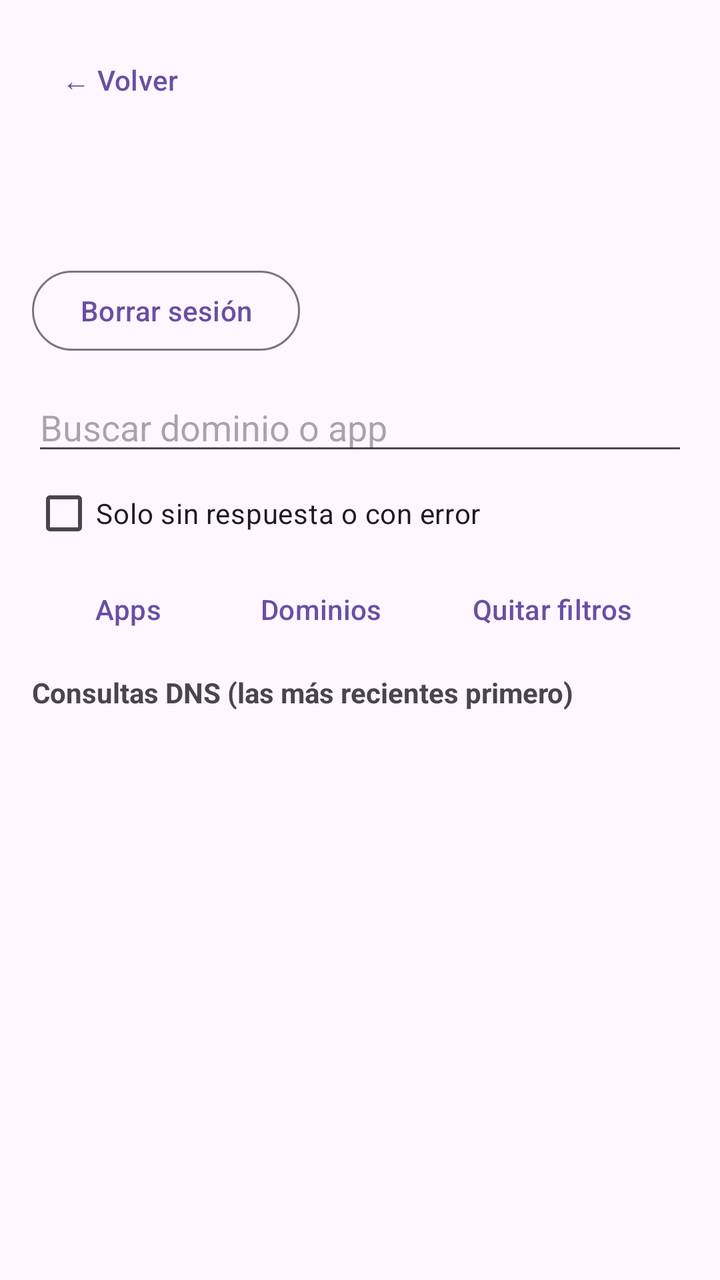
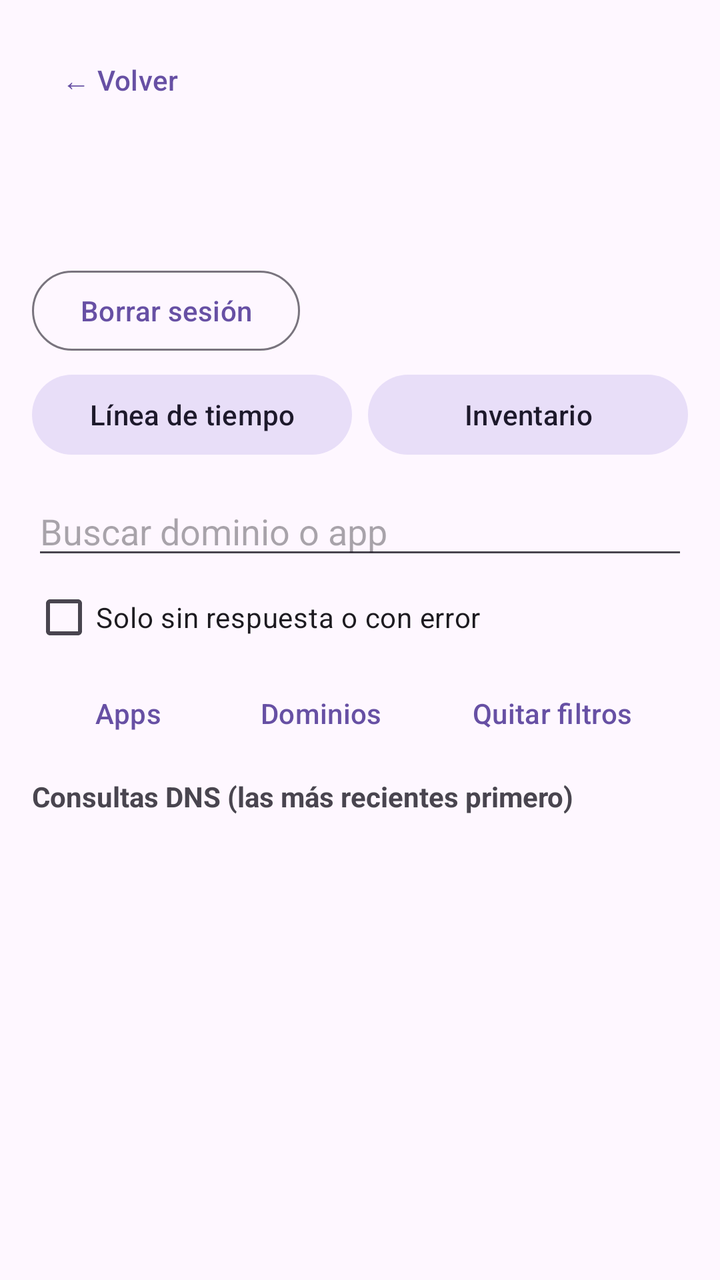

Before-and-after screenshots of an Android layout around one commit, followed by the original layout XML and the change that was made.
<!-- AndroidManifest.xml: application theme Theme.Vigia -->
<!-- res/layout/activity_session_detail.xml -->
<?xml version="1.0" encoding="utf-8"?>
<LinearLayout xmlns:android="http://schemas.android.com/apk/res/android"
    android:layout_width="match_parent"
    android:layout_height="match_parent"
    android:orientation="vertical"
    android:padding="16dp">

    <com.google.android.material.button.MaterialButton
        android:id="@+id/btnVolver"
        style="@style/Widget.Material3.Button.TextButton"
        android:layout_width="wrap_content"
        android:layout_height="wrap_content"
        android:text="@string/volver" />

    <TextView
        android:id="@+id/detTitulo"
        android:layout_width="match_parent"
        android:layout_height="wrap_content"
        android:textSize="24sp"
        android:textStyle="bold" />

    <TextView
        android:id="@+id/detResumen"
        android:layout_width="match_parent"
        android:layout_height="wrap_content"
        android:layout_marginTop="8dp"
        android:textSize="14sp" />

    <com.google.android.material.button.MaterialButton
        android:id="@+id/btnBorrar"
        style="@style/Widget.Material3.Button.OutlinedButton"
        android:layout_width="wrap_content"
        android:layout_height="wrap_content"
        android:layout_marginTop="8dp"
        android:text="@string/borrar" />

    <EditText
        android:id="@+id/etBuscar"
        android:layout_width="match_parent"
        android:layout_height="wrap_content"
        android:layout_marginTop="12dp"
        android:hint="@string/buscar_hint"
        android:importantForAutofill="no"
        android:inputType="text"
        android:maxLines="1" />

    <com.google.android.material.checkbox.MaterialCheckBox
        android:id="@+id/chkFallidas"
        android:layout_width="match_parent"
        android:layout_height="wrap_content"
        android:text="@string/solo_fallidas" />

    <LinearLayout
        android:layout_width="match_parent"
        android:layout_height="wrap_content"
        android:orientation="horizontal">

        <com.google.android.material.button.MaterialButton
            android:id="@+id/btnApps"
            style="@style/Widget.Material3.Button.TextButton"
            android:layout_width="0dp"
            android:layout_height="wrap_content"
            android:layout_weight="1"
            android:text="@string/btn_apps" />

        <com.google.android.material.button.MaterialButton
            android:id="@+id/btnDominios"
            style="@style/Widget.Material3.Button.TextButton"
            android:layout_width="0dp"
            android:layout_height="wrap_content"
            android:layout_weight="1"
            android:text="@string/btn_dominios" />

        <com.google.android.material.button.MaterialButton
            android:id="@+id/btnLimpiar"
            style="@style/Widget.Material3.Button.TextButton"
            android:layout_width="0dp"
            android:layout_height="wrap_content"
            android:layout_weight="1.4"
            android:text="@string/quitar_filtros" />
    </LinearLayout>

    <TextView
        android:id="@+id/detFiltro"
        android:layout_width="match_parent"
        android:layout_height="wrap_content"
        android:textSize="13sp"
        android:visibility="gone" />

    <TextView
        android:layout_width="match_parent"
        android:layout_height="wrap_content"
        android:layout_marginTop="8dp"
        android:text="@string/cabecera_eventos"
        android:textSize="14sp"
        android:textStyle="bold" />

    <TextView
        android:id="@+id/detVacio"
        android:layout_width="match_parent"
        android:layout_height="wrap_content"
        android:layout_marginTop="8dp"
        android:text="@string/sin_eventos"
        android:textSize="14sp"
        android:visibility="gone" />

    <ListView
        android:id="@+id/listaEventos"
        android:layout_width="match_parent"
        android:layout_height="0dp"
        android:layout_marginTop="4dp"
        android:layout_weight="1" />
</LinearLayout>
<!-- resources referenced by this layout -->
<resources>
  <string name="borrar">Borrar sesión</string>
  <string name="btn_apps">Apps</string>
  <string name="btn_dominios">Dominios</string>
  <string name="buscar_hint">Buscar dominio o app</string>
  <string name="cabecera_eventos">Consultas DNS (las más recientes primero)</string>
  <string name="quitar_filtros">Quitar filtros</string>
  <string name="sin_eventos">Esta sesión no tiene consultas registradas.</string>
  <string name="solo_fallidas">Solo sin respuesta o con error</string>
  <string name="volver">← Volver</string>
  <style name="Theme.Vigia" parent="Theme.Material3.DayNight.NoActionBar" />
</resources>

<!-- the commit's change to res/layout/activity_session_detail.xml (unified diff, before → after) -->
@@ -33,6 +33,30 @@
         android:layout_height="wrap_content"
         android:layout_marginTop="8dp"
         android:text="@string/borrar" />
+
+    <LinearLayout
+        android:layout_width="match_parent"
+        android:layout_height="wrap_content"
+        android:layout_marginTop="4dp"
+        android:orientation="horizontal">
+
+        <com.google.android.material.button.MaterialButton
+            android:id="@+id/btnLinea"
+            style="@style/Widget.Material3.Button.TonalButton"
+            android:layout_width="0dp"
+            android:layout_height="wrap_content"
+            android:layout_weight="1"
+            android:text="@string/btn_linea" />
+
+        <com.google.android.material.button.MaterialButton
+            android:id="@+id/btnInventario"
+            style="@style/Widget.Material3.Button.TonalButton"
+            android:layout_width="0dp"
+            android:layout_height="wrap_content"
+            android:layout_marginStart="8dp"
+            android:layout_weight="1"
+            android:text="@string/btn_inventario" />
+    </LinearLayout>
 
     <EditText
         android:id="@+id/etBuscar"
<!-- resource entries referenced after the edit -->
@@ -3,6 +3,8 @@
   <string name="borrar">Borrar sesión</string>
   <string name="btn_apps">Apps</string>
   <string name="btn_dominios">Dominios</string>
+  <string name="btn_inventario">Inventario</string>
+  <string name="btn_linea">Línea de tiempo</string>
   <string name="buscar_hint">Buscar dominio o app</string>
   <string name="cabecera_eventos">Consultas DNS (las más recientes primero)</string>
   <string name="quitar_filtros">Quitar filtros</string>
